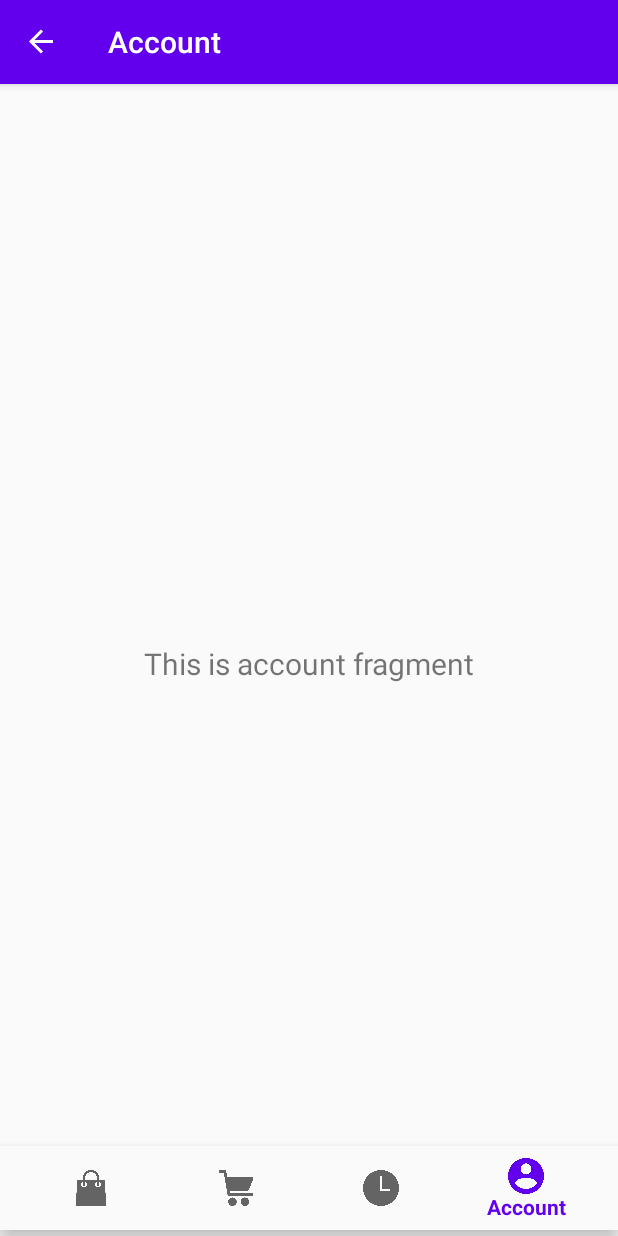
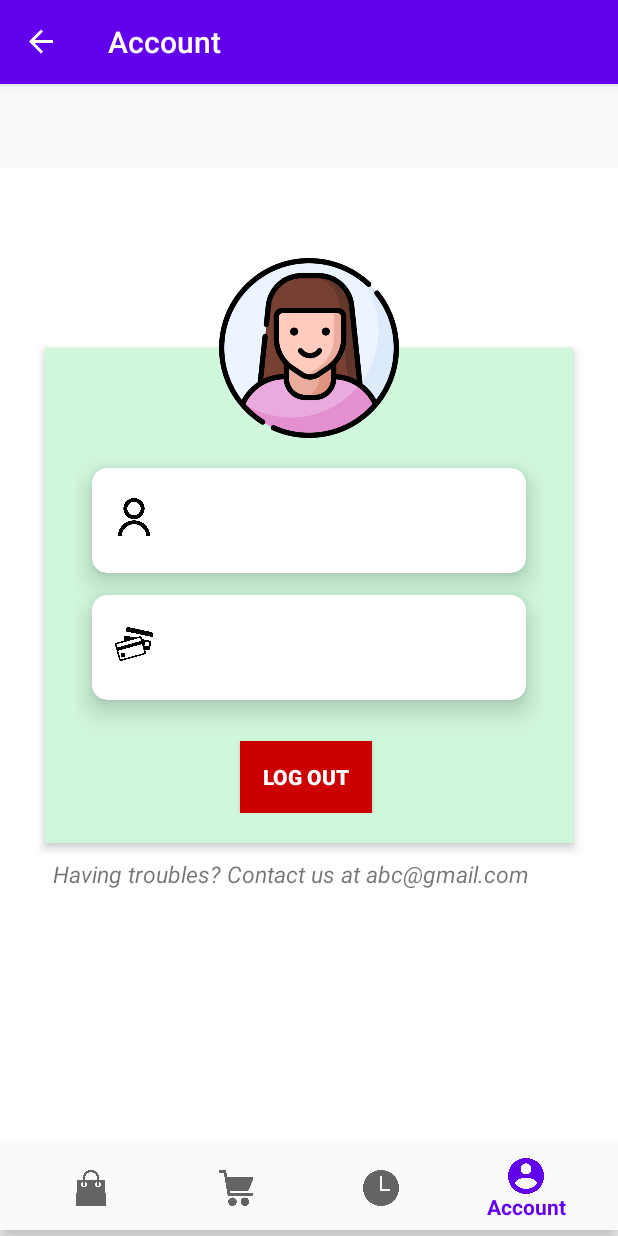
Before and after one commit to adriangohjw/cz3002-advanced-software-engineering, an Android app: the AccountFragment screen opened through its navigation route, on a phone screen of 412 x 824 dp. Run offline under Robolectric (Android 15) with nearby library versions, the phone set to English and light mode, and no system bars; our stand-ins replace CircleImageView, navigation-ui.

Commit message:
profile ui done

```diff
--- a/scanSmart_frontend/app/build.gradle
+++ b/scanSmart_frontend/app/build.gradle
@@ -46,4 +46,5 @@ dependencies {
     implementation 'com.squareup.retrofit2:converter-gson:2.0.2'
     implementation 'com.amitshekhar.android:android-networking:1.0.2'
     implementation 'androidx.cardview:cardview:1.0.0'
+    implementation 'de.hdodenhof:circleimageview:2.1.0'
 }
--- a/scanSmart_frontend/app/src/main/java/com/example/scansmart/ui/account/AccountFragment.java
+++ b/scanSmart_frontend/app/src/main/java/com/example/scansmart/ui/account/AccountFragment.java
@@ -17,20 +17,10 @@ import com.example.scansmart.R;
 
 public class AccountFragment extends Fragment {
 
-    private AccountViewModel accountViewModel;
-
     public View onCreateView(@NonNull LayoutInflater inflater,
                              ViewGroup container, Bundle savedInstanceState) {
-        accountViewModel =
-                ViewModelProviders.of(this).get(AccountViewModel.class);
+
         View root = inflater.inflate(R.layout.fragment_account, container, false);
-        final TextView textView = root.findViewById(R.id.text_account);
-        accountViewModel.getText().observe(getViewLifecycleOwner(), new Observer<String>() {
-            @Override
-            public void onChanged(@Nullable String s) {
-                textView.setText(s);
-            }
-        });
         return root;
     }
 }
--- a/scanSmart_frontend/app/src/main/java/com/example/scansmart/ui/account/AccountViewModel.java
+++ /dev/null
@@ -1,19 +0,0 @@
-package com.example.scansmart.ui.account;
-
-import androidx.lifecycle.LiveData;
-import androidx.lifecycle.MutableLiveData;
-import androidx.lifecycle.ViewModel;
-
-public class AccountViewModel extends ViewModel {
-
-    private MutableLiveData<String> mText;
-
-    public AccountViewModel() {
-        mText = new MutableLiveData<>();
-        mText.setValue("This is account fragment");
-    }
-
-    public LiveData<String> getText() {
-        return mText;
-    }
-}
--- a/scanSmart_frontend/app/src/main/res/layout/fragment_account.xml
+++ b/scanSmart_frontend/app/src/main/res/layout/fragment_account.xml
@@ -1,23 +1,140 @@
 <?xml version="1.0" encoding="utf-8"?>
-<androidx.constraintlayout.widget.ConstraintLayout xmlns:android="http://schemas.android.com/apk/res/android"
+<LinearLayout xmlns:android="http://schemas.android.com/apk/res/android"
     xmlns:app="http://schemas.android.com/apk/res-auto"
-    xmlns:tools="http://schemas.android.com/tools"
     android:layout_width="match_parent"
     android:layout_height="match_parent"
-    tools:context=".ui.account.AccountFragment">
+    android:background="#fff"
+    android:orientation="vertical"
+    xmlns:tools="http://schemas.android.com/tools">
 
-    <TextView
-        android:id="@+id/text_account"
+    <LinearLayout
         android:layout_width="match_parent"
-        android:layout_height="wrap_content"
-        android:layout_marginStart="8dp"
-        android:layout_marginTop="8dp"
-        android:layout_marginEnd="8dp"
-        android:textAlignment="center"
-        android:textSize="20sp"
-        app:layout_constraintBottom_toBottomOf="parent"
-        app:layout_constraintEnd_toEndOf="parent"
-        app:layout_constraintStart_toStartOf="parent"
-        app:layout_constraintTop_toTopOf="parent"
-        android:gravity="center_horizontal" />
-</androidx.constraintlayout.widget.ConstraintLayout>
+        android:layout_height="match_parent"
+        android:orientation="vertical">
+
+        <de.hdodenhof.circleimageview.CircleImageView
+            android:id="@+id/user_profile_photo"
+            android:layout_width="120dp"
+            android:layout_height="120dp"
+            android:layout_below="@+id/header_cover_image"
+            android:layout_gravity="center_horizontal"
+            android:layout_marginTop="60dp"
+            android:background="@drawable/profile"
+            android:elevation="5dp"
+            android:scaleType="center"
+            app:civ_border_color="#FFF"
+            app:civ_border_width="5dp" />
+
+        <RelativeLayout
+            android:layout_width="match_parent"
+            android:layout_height="wrap_content"
+            android:layout_marginLeft="30dp"
+            android:layout_marginTop="-60dp"
+            android:layout_marginRight="30dp"
+            android:background="#D0F6DB"
+            android:elevation="4dp"
+            android:orientation="vertical"
+            android:padding="20dp">
+
+            <LinearLayout
+                android:layout_width="fill_parent"
+                android:layout_height="wrap_content"
+                android:orientation="vertical"
+                android:paddingTop="30dp">
+
+                <androidx.cardview.widget.CardView
+                    android:layout_width="match_parent"
+                    android:layout_height="70dp"
+                    android:layout_marginLeft="11dp"
+                    android:layout_marginTop="30dp"
+                    android:layout_marginRight="11dp"
+                    android:layout_marginBottom="7dp"
+                    app:cardCornerRadius="10dp"
+                    app:cardElevation="10dp">
+
+                    <LinearLayout
+                        android:layout_width="match_parent"
+                        android:layout_height="match_parent"
+                        android:orientation="horizontal">
+
+                        <ImageView
+                            android:layout_width="25dp"
+                            android:layout_height="25dp"
+                            android:layout_marginTop="20dp"
+                            android:layout_marginLeft="15dp"
+                            android:src="@drawable/user_profile" />
+
+                        <TextView
+                            android:layout_width="wrap_content"
+                            android:layout_height="wrap_content"
+                            android:layout_marginLeft="15dp"
+                            android:layout_marginTop="20dp"
+                            android:textStyle="italic"
+                            android:textSize="20sp"
+                            tools:text="Profile Details"/>
+
+                    </LinearLayout>
+
+                </androidx.cardview.widget.CardView>
+
+                <androidx.cardview.widget.CardView
+                    android:layout_width="match_parent"
+                    android:layout_height="70dp"
+                    android:layout_marginLeft="11dp"
+                    android:layout_marginTop="7dp"
+                    android:layout_marginRight="11dp"
+                    android:layout_marginBottom="7dp"
+                    app:cardCornerRadius="10dp"
+                    app:cardElevation="10dp">
+
+                    <LinearLayout
+                        android:layout_width="match_parent"
+                        android:layout_height="match_parent"
+                        android:orientation="horizontal">
+
+                        <ImageView
+                            android:layout_width="25dp"
+                            android:layout_height="25dp"
+                            android:layout_marginTop="20dp"
+                            android:layout_marginLeft="15dp"
+                            android:src="@drawable/card" />
+
+                        <TextView
+                            android:layout_width="wrap_content"
+                            android:layout_height="wrap_content"
+                            android:layout_marginLeft="15dp"
+                            android:layout_marginTop="20dp"
+                            android:textStyle="italic"
+                            android:textSize="20sp"
+                            tools:text="Card Details"/>
+
+                    </LinearLayout>
+
+                </androidx.cardview.widget.CardView>
+
+                <Button
+                    android:layout_width="wrap_content"
+                    android:layout_height="wrap_content"
+                    android:layout_marginLeft="110dp"
+                    android:layout_marginTop="20sp"
+                    android:background="@android:color/holo_red_dark"
+                    android:textStyle="bold"
+                    android:id="@+id/logout"
+                    android:textColor="@android:color/white"
+                    android:text="Log out"/>
+
+            </LinearLayout>
+
+        </RelativeLayout>
+
+        <TextView
+            android:layout_width="wrap_content"
+            android:layout_height="wrap_content"
+            android:layout_margin="10dp"
+            android:text="Having troubles? Contact us at abc@gmail.com"
+            android:textStyle="italic"
+            android:paddingLeft="25dp"
+            android:textSize="15sp" />
+
+    </LinearLayout>
+</LinearLayout>
--- a/scanSmart_frontend/app/src/main/res/layout/fragment_history.xml
+++ b/scanSmart_frontend/app/src/main/res/layout/fragment_history.xml
@@ -8,7 +8,8 @@
     <LinearLayout
         android:layout_width="match_parent"
         android:layout_height="wrap_content"
-        android:orientation="vertical">
+        android:orientation="vertical"
+        android:layout_marginTop="10dp">
 
         <LinearLayout
             android:layout_width="match_parent"
```
Also changed, not shown: scanSmart_frontend/app/src/main/res/drawable/card.png (added), scanSmart_frontend/app/src/main/res/drawable/profile.png (added), scanSmart_frontend/app/src/main/res/drawable/user_profile.png (added).
